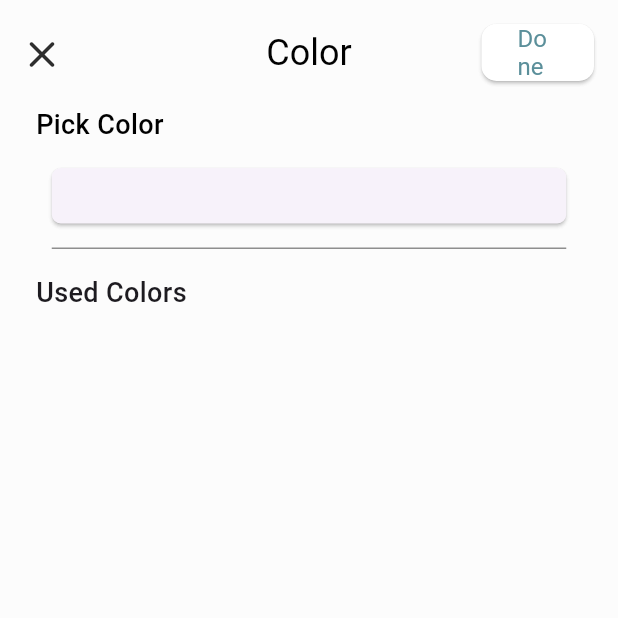
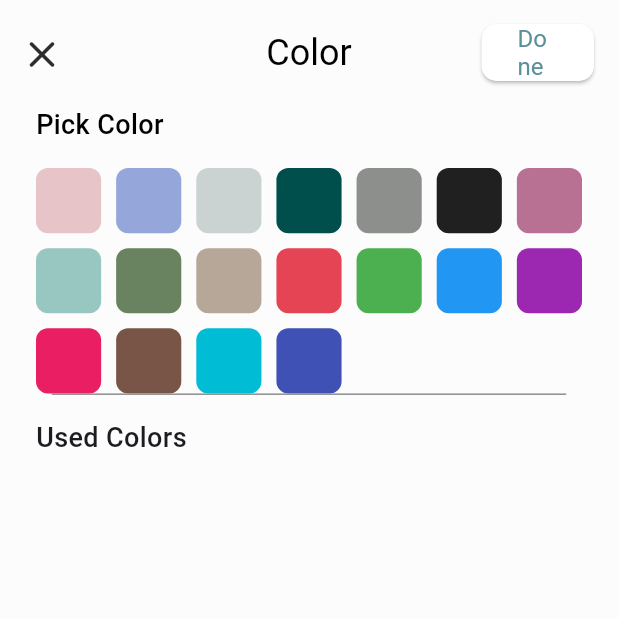
Before and after one commit to AmrTaher70/Custom_Craft, a Flutter app: the ChooseColor screen opened directly, on a phone screen of 412 x 824 dp, the top half of it. Run offline on Flutter 3.47's test engine with Material 3 defaults, Android fonts, the phone set to English and light mode, and no system bars; our stand-ins replace device_preview, flutter_colorpicker, get, go_router, google_fonts, gradient_borders and 3 more; missing offline and left inert: dart:html, universal_html; accounts and stored records are empty.

Commit message:
add color button

```diff
--- a/lib/features/Design/ChooseColor/choose_color.dart
+++ b/lib/features/Design/ChooseColor/choose_color.dart
@@ -1,5 +1,5 @@
+import 'package:custom_craft/constans/colors/colors.dart';
 import 'package:custom_craft/core/utils/models/color_item_model.dart';
-import 'package:custom_craft/core/widget/color_picker_for_items.dart';
 import 'package:custom_craft/core/widget/custom_app_bar_for_tools.dart';
 import 'package:custom_craft/features/Design/MainDesign/main_design.dart';
 import 'package:flutter/material.dart';
@@ -18,7 +18,27 @@ class _ChooseColorState extends State<ChooseColor> {
   Color pickerColor = const Color(0xff443a49);
   Color currentColor = const Color(0xff443a49);
 
-  Color iconColor = Colors.grey;
+  final List<Color> basicColors = [
+    const Color(0xffE7C4C8),
+    const Color(0xff95A6DB),
+    const Color(0xffCBD3D2),
+    const Color(0xff004F4C),
+    const Color(0xff8D8F8C),
+    const Color(0xff1F201F),
+    const Color(0xffB87193),
+    const Color(0xff98C6C1),
+    const Color(0xff698360),
+    const Color(0xffB7A798),
+    const Color(0xffE44453),
+    Colors.green,
+    Colors.blue,
+    Colors.purple,
+    Colors.pink,
+    Colors.brown,
+    Colors.cyan,
+    Colors.indigo,
+  ];
+
   void changeColor(Color color) {
     setState(() {
       pickerColor = color;
@@ -72,21 +92,52 @@ class _ChooseColorState extends State<ChooseColor> {
               ),
             ),
             const SizedBox(height: 16),
-            ColorPickerFotItemButton(
-              initialColor: currentColor,
-              onColorChanged: (Color color) {
-                changeColor(color);
-              },
+            // Displaying basic colors for user to choose
+            Padding(
+              padding: const EdgeInsets.symmetric(horizontal: 24),
+              child: GridView.builder(
+                shrinkWrap: true,
+                itemCount: basicColors.length,
+                gridDelegate: const SliverGridDelegateWithFixedCrossAxisCount(
+                  crossAxisCount: 7,
+                  mainAxisSpacing: 10,
+                  crossAxisSpacing: 10,
+                  childAspectRatio: 1,
+                ),
+                itemBuilder: (context, index) {
+                  final color = basicColors[index];
+                  return GestureDetector(
+                    onTap: () {
+                      changeColor(color);
+                      setState(() {
+                        currentColor = color; // Update the current color
+                      });
+                    },
+                    child: Container(
+                      width: 40, // Adjusted width
+                      height: 40, // Adjusted height
+                      decoration: BoxDecoration(
+                        color: color,
+                        borderRadius: BorderRadius.circular(8),
+                        border: Border.all(
+                          color: currentColor == color
+                              ? AssetsColors.primaryColor
+                              : Colors.transparent,
+                          width: 2,
+                        ),
+                      ),
+                    ),
+                  );
+                },
+              ),
             ),
-            const SizedBox(height: 16),
+            // const SizedBox(height: 16),
             Container(
               height: 1,
               width: 343,
               color: const Color(0xff8E8E8E),
             ),
-            const SizedBox(
-              height: 16,
-            ),
+            const SizedBox(height: 16),
             const Padding(
               padding: EdgeInsets.only(left: 24),
               child: Align(
@@ -97,9 +148,7 @@ class _ChooseColorState extends State<ChooseColor> {
                 ),
               ),
             ),
-            const SizedBox(
-              height: 16,
-            ),
+            const SizedBox(height: 16),
             Padding(
               padding: const EdgeInsets.only(left: 24),
               child: SizedBox(
@@ -110,7 +159,7 @@ class _ChooseColorState extends State<ChooseColor> {
                   itemBuilder: (context, index) {
                     final color = colorItem.usedColors[index];
                     return Padding(
-                      padding: const EdgeInsets.only(right: 5),
+                      padding: const EdgeInsets.only(right: 10),
                       child: GestureDetector(
                         onTap: () {
                           setState(() {
@@ -123,11 +172,17 @@ class _ChooseColorState extends State<ChooseColor> {
                               color); // Update the color of the item
                         },
                         child: Container(
-                          width: 42,
-                          height: 42,
+                          width: 40, // Adjusted width
+                          height: 40, // Adjusted height
                           decoration: BoxDecoration(
                             color: color,
                             borderRadius: BorderRadius.circular(8),
+                            border: Border.all(
+                              color: currentColor == color
+                                  ? AssetsColors.primaryColor
+                                  : Colors.transparent,
+                              width: 2,
+                            ),
                           ),
                         ),
                       ),
--- a/lib/features/Design/MainDesign/main_design.dart
+++ b/lib/features/Design/MainDesign/main_design.dart
@@ -452,7 +452,7 @@ class _MainDesignState extends State<MainDesign> {
                                   Center(
                                     child: Padding(
                                       padding:
-                                          const EdgeInsets.only(bottom: 20),
+                                          const EdgeInsets.only(bottom: 15),
                                       child: Container(
                                         height: 46,
                                         width: 30,
@@ -898,7 +898,7 @@ class _MainDesignState extends State<MainDesign> {
                                                     0.5), // Change this to your desired color and opacity
                                                 child: SizedBox(
                                                   height: height *
-                                                      0.35, // This makes the bottom sheet take up 3/4 of the screen height
+                                                      0.55, // This makes the bottom sheet take up 3/4 of the screen height
                                                   child: const ChooseColor(),
                                                 ),
                                               );
--- a/lib/main.dart
+++ b/lib/main.dart
@@ -9,9 +9,7 @@ import 'package:custom_craft/core/utils/models/text_model.dart';
 import 'package:custom_craft/core/widget/image_background.dart';
 import 'package:custom_craft/features/Category/category.dart';
 import 'package:custom_craft/features/Design/AddIcons/add_icons.dart';
-import 'package:custom_craft/features/Design/MainDesign/main_design.dart';
 import 'package:custom_craft/features/Design/Shapes/add_shape.dart';
-import 'package:custom_craft/features/home/home_screen.dart';
 import 'package:device_preview/device_preview.dart';
 import 'package:flutter/material.dart';
 import 'package:get/get_navigation/src/root/get_material_app.dart';
@@ -48,7 +46,7 @@ class MyApp extends StatelessWidget {
       home: Stack(
         children: [
           BackGroundImage(
-            child: HomeScreen(),
+            child: CategoryScreen(),
           ),
         ],
       ),
```
